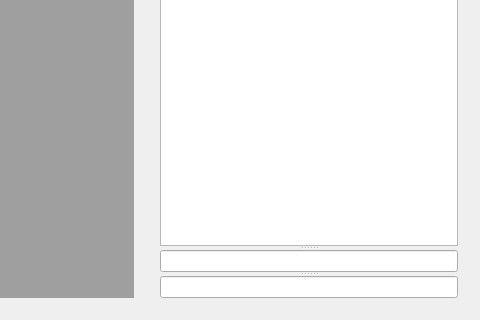
Above: src/MainWidget/mainwindow.ui from Nepta/nixjdr before the change; both pictures show x 505 to 985 and y 452 to 772 of the 985 by 772 pixel window. Below: the same form after it.
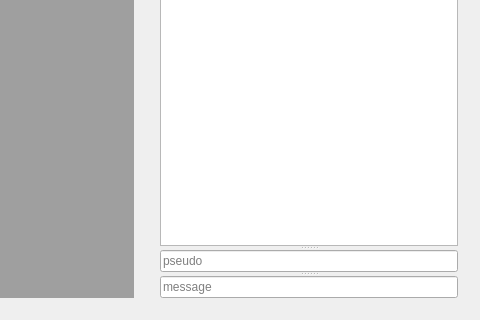
That is the form after the change. The open tabs and pages were chosen to show the change.

Diff of the .ui file:
```diff
--- a/src/MainWidget/mainwindow.ui
+++ b/src/MainWidget/mainwindow.ui
@@ -128,8 +128,19 @@
             </sizepolicy>
            </property>
           </widget>
-          <widget class="QLineEdit" name="pseudoField"/>
-          <widget class="QLineEdit" name="msgField"/>
+          <widget class="QLineEdit" name="pseudoField">
+           <property name="placeholderText">
+            <string>pseudo</string>
+           </property>
+          </widget>
+          <widget class="QLineEdit" name="msgField">
+           <property name="placeholderText">
+            <string>message</string>
+           </property>
+           <property name="clearButtonEnabled">
+            <bool>true</bool>
+           </property>
+          </widget>
          </widget>
         </item>
        </layout>
```
Left out of the diff: 6 changed lines with no effect on the pictures.
